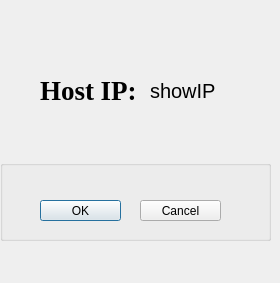
Qt form MyCheckers_v2/createconnection.ui (Catherine0120/ChineseCheckers) before a commit.
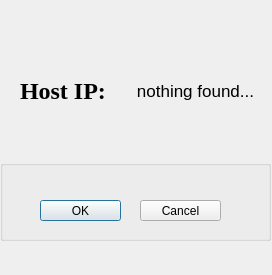
The same form after that commit.

```diff
--- a/MyCheckers_v2/createconnection.ui
+++ b/MyCheckers_v2/createconnection.ui
@@ -6,8 +6,8 @@
    <rect>
     <x>0</x>
     <y>0</y>
-    <width>280</width>
-    <height>283</height>
+    <width>272</width>
+    <height>275</height>
    </rect>
   </property>
   <property name="windowTitle">
@@ -55,7 +55,7 @@
   <widget class="QLabel" name="hostIPLabel">
    <property name="geometry">
     <rect>
-     <x>40</x>
+     <x>20</x>
      <y>60</y>
      <width>141</width>
      <height>61</height>
@@ -64,7 +64,7 @@
    <property name="font">
     <font>
      <family>Times New Roman</family>
-     <pointsize>20</pointsize>
+     <pointsize>18</pointsize>
      <bold>true</bold>
     </font>
    </property>
@@ -75,19 +75,22 @@
   <widget class="QLabel" name="showIPLabel">
    <property name="geometry">
     <rect>
-     <x>150</x>
+     <x>120</x>
      <y>70</y>
-     <width>71</width>
+     <width>151</width>
      <height>41</height>
     </rect>
    </property>
    <property name="font">
     <font>
-     <pointsize>15</pointsize>
+     <pointsize>13</pointsize>
     </font>
    </property>
    <property name="text">
-    <string>showIP</string>
+    <string>nothing found...</string>
+   </property>
+   <property name="alignment">
+    <set>Qt::AlignCenter</set>
    </property>
   </widget>
  </widget>
```
